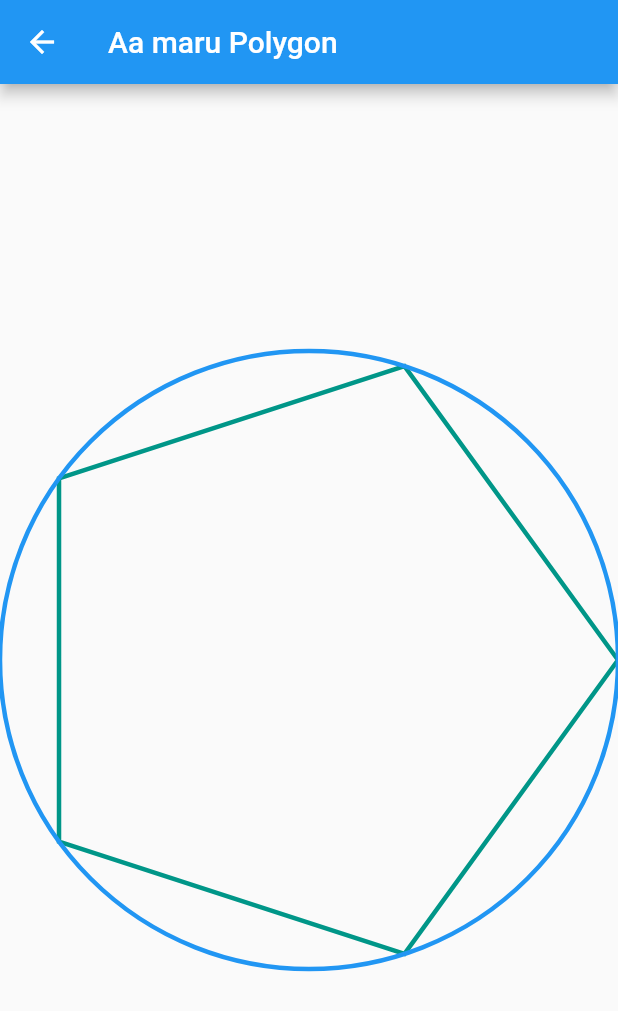
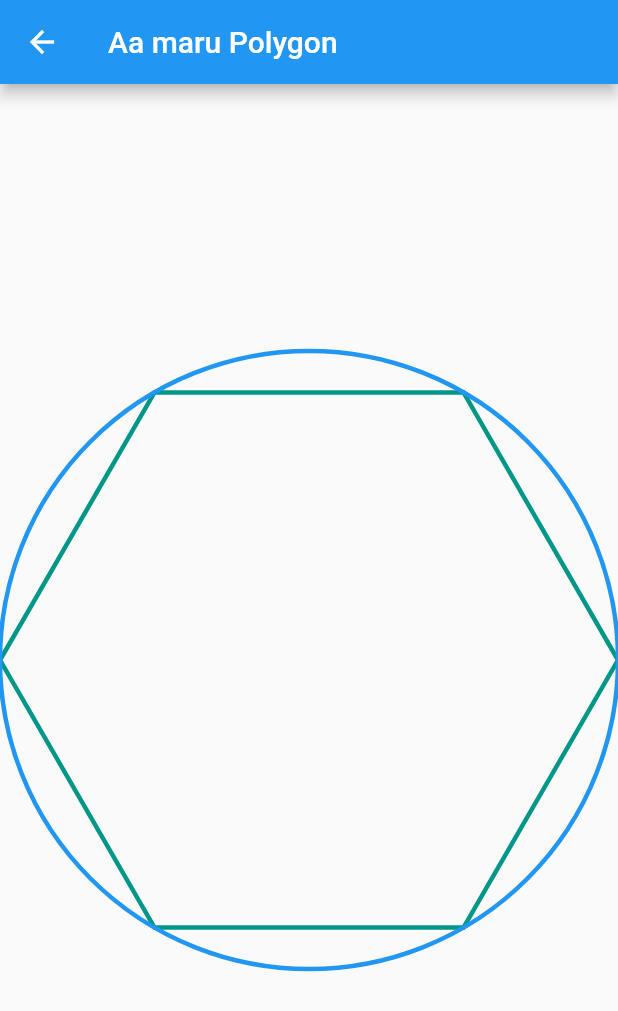
Before and after one commit to sagar-sangani/starter_app, a Flutter app: the screen it shows after launch, after a tap on an icon or button, on a phone screen of 412 x 824 dp. Shown: the top 1011 px of the screen. Run offline on Flutter 3.47's test engine with Material 2 defaults, Android fonts, the light colour scheme and no system bars.

Commit message:
polygon task completed

```diff
--- a/lib/app/app.dart
+++ b/lib/app/app.dart
@@ -1,3 +1,4 @@
+
 import 'package:flutter/material.dart';
 import 'package:starter_app/app/views/home_view.dart';
 
--- a/lib/app/views/home_view.dart
+++ b/lib/app/views/home_view.dart
@@ -6,6 +6,8 @@ import 'package:starter_app/app/views/tasks/chitrakala/chitrakala.dart';
 import 'package:starter_app/app/views/tasks/chitrakala/chitrakala_page.dart';
 import 'package:starter_app/app/views/tasks/daglo/daglo.dart';
 import 'package:starter_app/app/views/tasks/daglo/daglo_page.dart';
+import 'package:starter_app/app/views/tasks/oxytocin/oxytocin.dart';
+import 'package:starter_app/app/views/tasks/oxytocin/oxytocin_page.dart';
 import 'package:starter_app/app/views/tasks/polygon/polygon.dart';
 import 'package:starter_app/app/views/tasks/polygon/polygon_page.dart';
 
@@ -36,6 +38,11 @@ class HomeView extends StatelessWidget {
         name: 'Polygon',
         widget: Polygon(),
         page: PolygonPage(),
+      ),
+      Task(
+        name: 'Oxytocin',
+        widget: Oxytocin(),
+        page: OxytocinPage(),
       ),
     ];
 
--- /dev/null
+++ b/lib/app/views/tasks/oxytocin/oxytocin.dart
@@ -0,0 +1,121 @@
+import 'dart:math' as math;
+
+import 'package:flutter/material.dart';
+
+class Oxytocin extends StatelessWidget {
+  const Oxytocin({Key? key}) : super(key: key);
+
+  @override
+  Widget build(BuildContext context) {
+    return Scaffold(
+      body: Column(
+        crossAxisAlignment: CrossAxisAlignment.start,
+        children: <Widget>[
+          Expanded(
+            child: CustomPaint(
+              painter: MyTask(),
+              size: MediaQuery.of(context).size,
+              child: Container(),
+            ),
+          ),
+        ],
+      ),
+    );
+  }
+}
+
+// FOR PAINTING POLYGONS
+extension PathExtension on Path {
+  moveCenter(double width, double height) {
+    moveTo(width / 2, height / 2);
+  }
+}
+
+extension PolygonExtension on Path {
+  drawLineTopRight(double x, double y) {
+    relativeLineTo(x, -y);
+  }
+
+  drawLineTopLeft(double x, double y) {
+    relativeLineTo(-x, -y);
+  }
+
+  drawLineBottomRight(double x, double y) {
+    relativeLineTo(x, y);
+  }
+
+  drawLineBottomLeft(double x, double y) {
+    relativeLineTo(-x, y);
+  }
+
+  drawHorizontalLineFromLeftToRight(double hSide) {
+    relativeLineTo(hSide, 0);
+  }
+
+  drawHorizontalLineFromRightToLeft(double hSide) {
+    relativeLineTo(-hSide, 0);
+  }
+
+  drawVerticalLineFromBottomToTop(double hSide) {
+    relativeLineTo(0, -hSide);
+  }
+
+  drawVerticalLineFromTopToBottom(double hSide) {
+    relativeLineTo(0, hSide);
+  }
+}
+
+class MyTask extends CustomPainter {
+  @override
+  void paint(Canvas canvas, Size size) {
+    var paint = Paint()
+      ..color = Colors.teal
+      ..strokeWidth = 3
+      ..style = PaintingStyle.stroke
+      ..strokeCap = StrokeCap.round;
+
+    var polygonSides = 6;
+    var width = size.width;
+    var height = size.height;
+    var minSize = size.width < size.height ? size.width : size.height;
+    var hSide = minSize / 6; //hexagon sides length
+
+    var radians = math.pi / polygonSides;
+    var x = hSide * math.cos(radians);
+    var y = hSide * math.sin(radians);
+    //path
+    final path = Path();
+
+    //p1
+    path.moveCenter(width, height);
+    path.relativeMoveTo(-2 * x, 35);
+    path.drawVerticalLineFromBottomToTop(hSide);
+    path.drawLineTopRight(x, y);
+    path.drawLineBottomRight(x, y);
+    path.drawVerticalLineFromTopToBottom(hSide);
+    path.drawLineBottomLeft(x, y);
+    path.drawLineTopLeft(x, y);
+    //p2
+    path.relativeMoveTo(2 * x, 0);
+    path.drawLineBottomRight(x, y);
+    path.drawLineTopRight(x, y);
+    path.drawVerticalLineFromBottomToTop(hSide);
+    path.drawLineTopLeft(x, y);
+    path.drawLineBottomLeft(x, y);
+    //p3
+    path.relativeMoveTo(x, -y);
+    path.drawVerticalLineFromBottomToTop(hSide);
+    path.drawLineTopLeft(x, y);
+    path.drawLineBottomLeft(x, y);
+    path.drawVerticalLineFromTopToBottom(hSide);
+    path.relativeMoveTo(2 * x, 0);
+
+    path.close();
+    canvas.drawPath(path, paint);
+  }
+
+  @override
+  bool shouldRepaint(CustomPainter oldDelegate) {
+    return true;
+  }
+}
--- /dev/null
+++ b/lib/app/views/tasks/oxytocin/oxytocin_page.dart
@@ -0,0 +1,16 @@
+import 'package:flutter/material.dart';
+import 'package:starter_app/app/views/tasks/oxytocin/oxytocin.dart';
+
+class OxytocinPage extends StatelessWidget {
+  const OxytocinPage({Key? key}) : super(key: key);
+
+  @override
+  Widget build(BuildContext context) {
+    return Scaffold(
+      appBar: AppBar(
+        title: const Text("Aa maru Chitra"),
+      ),
+      body: const Oxytocin(),
+    );
+  }
+}
--- a/lib/app/views/tasks/polygon/polygon.dart
+++ b/lib/app/views/tasks/polygon/polygon.dart
@@ -3,6 +3,8 @@ import 'dart:math' as math;
 import 'package:flutter/material.dart';
 
 class Polygon extends StatelessWidget {
+  const Polygon({Key? key}) : super(key: key);
+
   @override
   Widget build(BuildContext context) {
     return AnimatedRotation(
@@ -40,7 +42,7 @@ class MyTask extends CustomPainter {
       ..strokeCap = StrokeCap.round;
     double minSize = size.width < size.height ? size.width : size.height;
 
-    int sides = 5;
+    int sides = 6;
     double radius = minSize / 2;
     double radians = 0.0;
 
--- a/lib/app/views/tasks/polygon/polygon_page.dart
+++ b/lib/app/views/tasks/polygon/polygon_page.dart
@@ -1,3 +1,4 @@
+// ignore_for_file: prefer_const_constructors
 import 'package:flutter/material.dart';
 import 'package:starter_app/app/views/tasks/polygon/polygon.dart';
 
```
